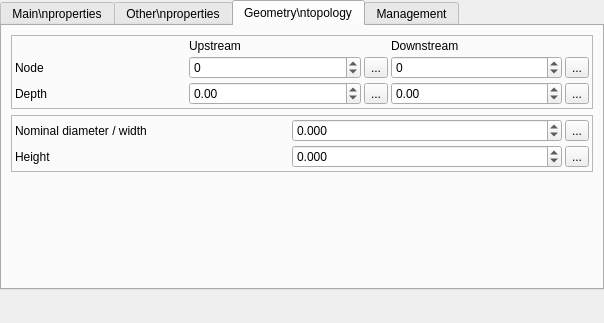
Artelia/Lamia, file Lamia/iface/qgiswidget/tools/toolprepro/base3_urbandrainage/lamiabase_ud_edge_tool_ui.ui: the form before one commit.
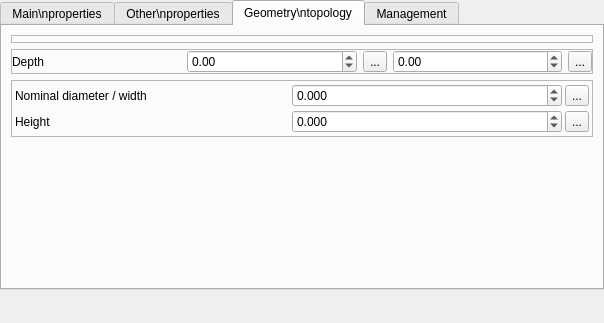
The form after the commit. The open tabs and pages were chosen to show the change. Icons and pictures are not drawn.

Diff of the .ui file:
```diff
--- a/Lamia/iface/qgiswidget/tools/toolprepro/base3_urbandrainage/lamiabase_ud_edge_tool_ui.ui
+++ b/Lamia/iface/qgiswidget/tools/toolprepro/base3_urbandrainage/lamiabase_ud_edge_tool_ui.ui
@@ -230,100 +230,61 @@
          <property name="frameShadow">
           <enum>QFrame::Raised</enum>
          </property>
-         <layout class="QGridLayout" name="gridLayout_3">
-          <property name="leftMargin">
-           <number>3</number>
-          </property>
-          <property name="topMargin">
-           <number>3</number>
-          </property>
-          <property name="rightMargin">
-           <number>3</number>
-          </property>
-          <property name="bottomMargin">
-           <number>3</number>
-          </property>
+         <layout class="QVBoxLayout" name="verticalLayout_4">
           <property name="spacing">
            <number>3</number>
           </property>
-          <item row="1" column="4">
-           <widget class="QToolButton" name="toolButton_pickav">
-            <property name="text">
-             <string>...</string>
-            </property>
-            <property name="icon">
-             <iconset>
-              <normaloff>:/plugins/Lamia/icons/select.png</normaloff>:/plugins/Lamia/icons/select.png</iconset>
-            </property>
-           </widget>
-          </item>
-          <item row="1" column="3">
-           <widget class="QSpinBox" name="spinBox_lk_noeud2">
-            <property name="minimum">
-             <number>-1</number>
-            </property>
-            <property name="maximum">
-             <number>999999</number>
-            </property>
-           </widget>
-          </item>
-          <item row="0" column="1">
-           <widget class="QLabel" name="label_5">
-            <property name="text">
-             <string>Upstream</string>
-            </property>
-           </widget>
-          </item>
-          <item row="1" column="0">
-           <widget class="QLabel" name="label_9">
-            <property name="text">
-             <string>Node</string>
-            </property>
-           </widget>
-          </item>
-          <item row="1" column="1">
-           <widget class="QSpinBox" name="spinBox_lk_noeud1">
-            <property name="minimum">
-             <number>-1</number>
-            </property>
-            <property name="maximum">
-             <number>999999</number>
-            </property>
-           </widget>
-          </item>
-          <item row="1" column="2">
-           <widget class="QToolButton" name="toolButton_pickam">
-            <property name="text">
-             <string>...</string>
-            </property>
-            <property name="icon">
-             <iconset>
-              <normaloff>:/plugins/Lamia/icons/select.png</normaloff>:/plugins/Lamia/icons/select.png</iconset>
-            </property>
-           </widget>
-          </item>
-          <item row="0" column="3">
-           <widget class="QLabel" name="label_7">
-            <property name="text">
-             <string>Downstream</string>
-            </property>
-           </widget>
-          </item>
-          <item row="2" column="0">
+          <property name="leftMargin">
+           <number>0</number>
+          </property>
+          <property name="topMargin">
+           <number>3</number>
+          </property>
+          <property name="rightMargin">
+           <number>0</number>
+          </property>
+          <property name="bottomMargin">
+           <number>3</number>
+          </property>
+         </layout>
+        </widget>
+       </item>
+       <item>
+        <widget class="QFrame" name="frame">
+         <property name="frameShape">
+          <enum>QFrame::StyledPanel</enum>
+         </property>
+         <property name="frameShadow">
+          <enum>QFrame::Raised</enum>
+         </property>
+         <layout class="QGridLayout" name="gridLayout_6">
+          <property name="leftMargin">
+           <number>0</number>
+          </property>
+          <property name="topMargin">
+           <number>0</number>
+          </property>
+          <property name="rightMargin">
+           <number>0</number>
+          </property>
+          <property name="bottomMargin">
+           <number>0</number>
+          </property>
+          <item row="0" column="0">
            <widget class="QLabel" name="label_8">
             <property name="text">
              <string>Depth</string>
             </property>
            </widget>
           </item>
-          <item row="2" column="1">
+          <item row="0" column="1">
            <widget class="QDoubleSpinBox" name="doubleSpinBox_profamont">
             <property name="minimum">
              <double>-1.000000000000000</double>
             </property>
            </widget>
           </item>
-          <item row="2" column="2">
+          <item row="0" column="2">
            <widget class="QToolButton" name="toolButton_prof_amont">
             <property name="text">
              <string>...</string>
@@ -334,14 +295,14 @@
             </property>
            </widget>
           </item>
-          <item row="2" column="3">
+          <item row="0" column="3">
            <widget class="QDoubleSpinBox" name="doubleSpinBox_profaval">
             <property name="minimum">
              <double>-1.000000000000000</double>
             </property>
            </widget>
           </item>
-          <item row="2" column="4">
+          <item row="0" column="4">
            <widget class="QToolButton" name="toolButton_prof_aval">
             <property name="text">
              <string>...</string>
```
Left out of the diff: 4 changed lines with no effect on the pictures.
